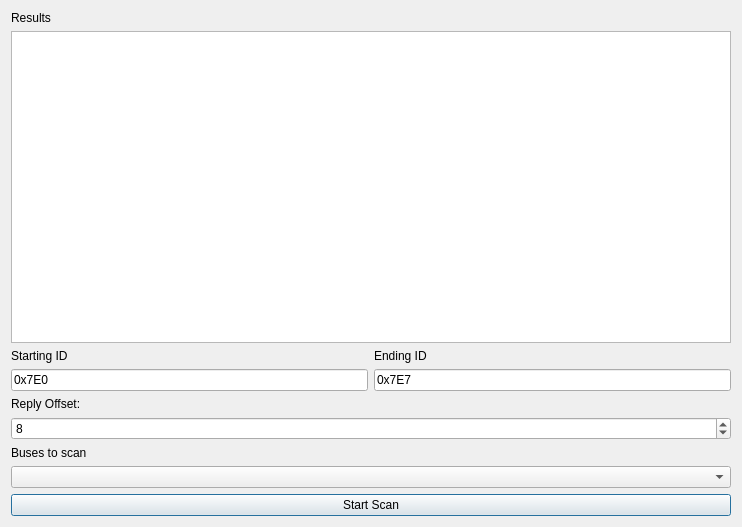
This is udsscanwindow.ui in collin80/SavvyCAN as Qt 5 draws it before an edit. The edited form follows.
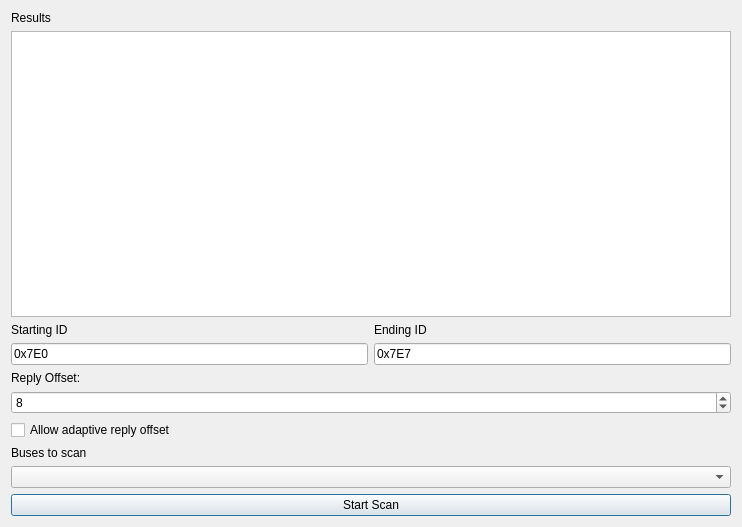
This is the edited form.

Commit message: More changes to UDS scanner to make it better able to find UDS nodes even if they don't quite match standard UDS conventions, Ability to start/stop UDS scan when it was running.

The edit to the form file:
```diff
--- a/udsscanwindow.ui
+++ b/udsscanwindow.ui
@@ -84,6 +84,13 @@
      </property>
     </widget>
    </item>
+   <item>
+    <widget class="QCheckBox" name="cbAllowAdaptiveOffset">
+     <property name="text">
+      <string>Allow adaptive reply offset</string>
+     </property>
+    </widget>
+   </item>
    <item>
     <widget class="QLabel" name="label">
      <property name="text">
```
The commit also changes 2 other files.
